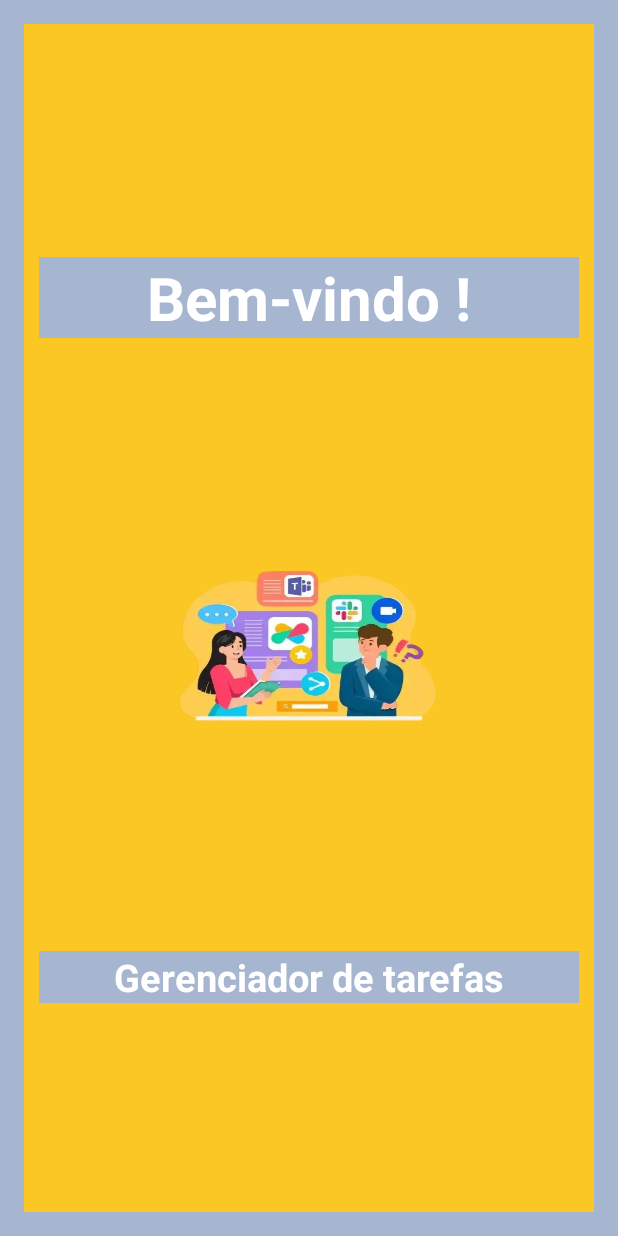
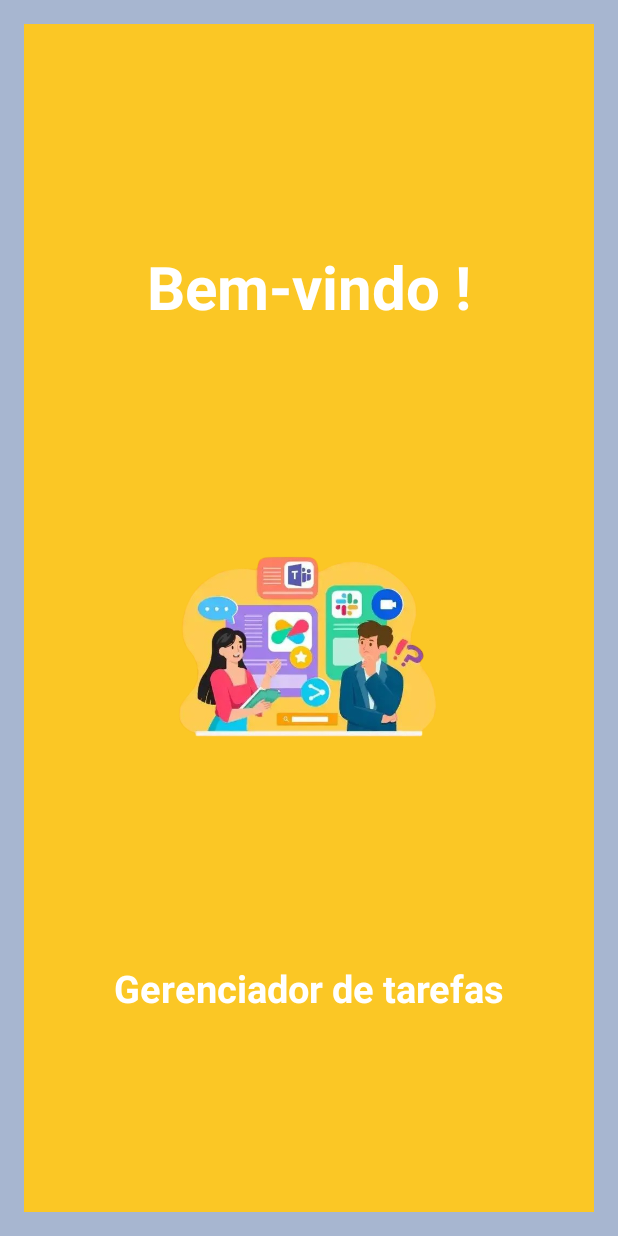
Before and after one commit to joyfelcastillo/To_Do_ListApp, an Android app: the loadingNova screen opened directly, with no data from a screen before it, on a phone screen of 412 x 824 dp. Run offline under Robolectric (Android 15) with nearby library versions, the phone set to English and light mode, and no system bars.

Commit message:
Em activity_main.xml linha 18 mude para branco, linha 30 para cor amarelo. Em activity_loading_nova.xml mude linha 18 e 44 para cor amarelo. Em item_task.xml linha 13,36 e 45 mude a cor amarelo.

```diff
--- a/app/src/main/res/layout/activity_loading_nova.xml
+++ b/app/src/main/res/layout/activity_loading_nova.xml
@@ -15,6 +15,7 @@
         android:layout_width="match_parent"
         android:layout_height="wrap_content"
         android:layout_marginTop="16dp"
+        android:background="#FBC725"
         android:text="@string/welcome"
         android:textAlignment="center"
         android:textColor="@color/white"
@@ -22,13 +23,14 @@
         android:textStyle="bold"
         app:layout_constraintBottom_toTopOf="@id/idImagem"
         app:layout_constraintEnd_toEndOf="parent"
+        app:layout_constraintHorizontal_bias="1.0"
         app:layout_constraintStart_toStartOf="parent"
         app:layout_constraintTop_toTopOf="parent" />
 
     <ImageView
         android:id="@+id/idImagem"
         android:layout_width="match_parent"
-        android:layout_height="150dp"
+        android:layout_height="180dp"
         android:background="@drawable/img_principal"
         app:layout_constraintBottom_toTopOf="@id/idGestion"
         app:layout_constraintEnd_toEndOf="parent"
@@ -39,6 +41,7 @@
         android:id="@+id/idGestion"
         android:layout_width="match_parent"
         android:layout_height="wrap_content"
+        android:background="#FBC725"
         android:text="@string/task_manager"
         android:textAlignment="center"
         android:textColor="@color/white"
--- a/app/src/main/res/layout/activity_main.xml
+++ b/app/src/main/res/layout/activity_main.xml
@@ -15,9 +15,10 @@
         android:layout_height="wrap_content"
         android:layout_margin="16dp"
         android:hint="@string/New_Task"
-        android:textColorHint="#6E6B6B"
+        android:textColorHint="#FFFFFFFF"
         android:textStyle="bold"
         app:layout_constraintEnd_toStartOf="@+id/btnAddTask"
+        app:layout_constraintHorizontal_bias="0.687"
         app:layout_constraintStart_toStartOf="parent"
         app:layout_constraintTop_toTopOf="parent" />
 
@@ -25,7 +26,8 @@
         android:id="@+id/btnAddTask"
         android:layout_width="wrap_content"
         android:layout_height="wrap_content"
-        android:backgroundTint="#6E6B6B"
+        android:layout_marginTop="12dp"
+        android:backgroundTint="#FBC725"
         android:drawableEnd="@drawable/ic_add"
         android:drawableTint="@color/white"
         android:text="@string/add"
--- a/app/src/main/res/layout/item_task.xml
+++ b/app/src/main/res/layout/item_task.xml
@@ -10,7 +10,7 @@
         android:id="@+id/cbCompleted"
         android:layout_width="wrap_content"
         android:layout_height="wrap_content"
-        android:background="#6E6B6B"
+        android:background="#FBC725"
         android:layout_marginEnd="8dp" />
 
     <TextView
@@ -33,7 +33,7 @@
         android:id="@+id/btnEdit"
         android:layout_width="wrap_content"
         android:layout_height="wrap_content"
-        android:backgroundTint="#6E6B6B"
+        android:backgroundTint="#FBC725"
        android:textStyle="bold"
         android:text="@string/editar" />
 
@@ -42,6 +42,6 @@
         android:layout_width="wrap_content"
         android:layout_height="wrap_content"
         android:textStyle="bold"
-        android:backgroundTint="#6E6B6B"
+        android:backgroundTint="#FBC725"
         android:text="@string/remove" />
 </LinearLayout>
```
